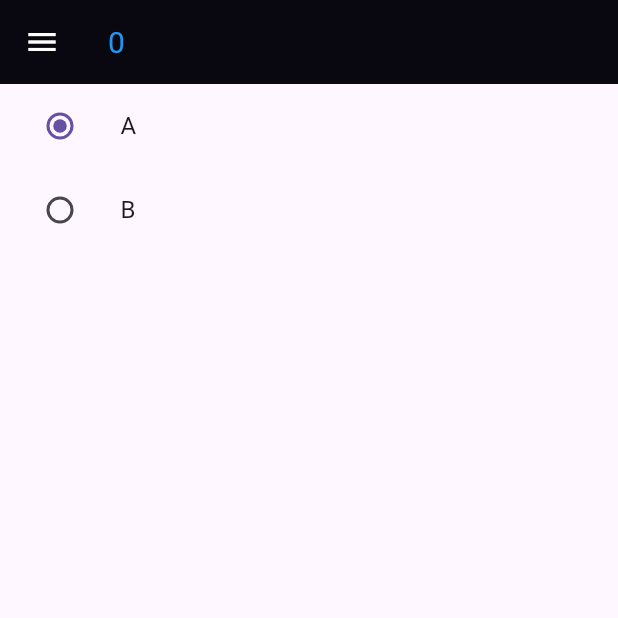
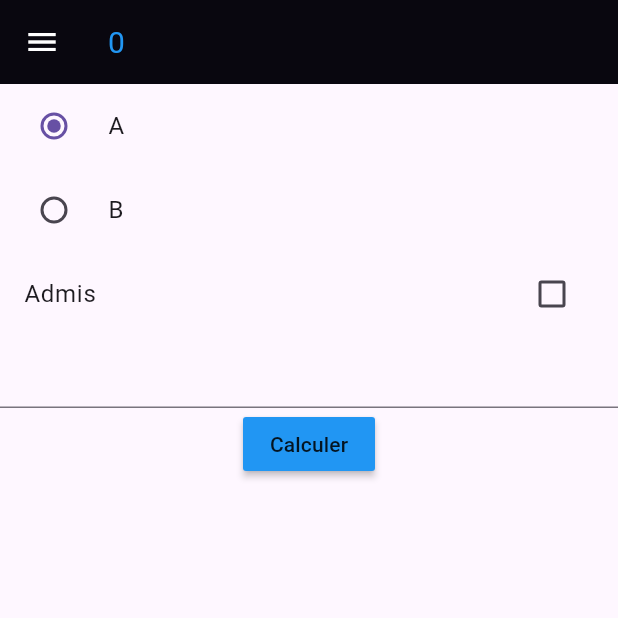
Before and after one commit to oughzal/DEVOAM_M208, a Flutter app: the screen it shows after launch, on a phone screen of 412 x 824 dp, the top half of it. Run offline on Flutter 3.47's test engine with Material 3 defaults, Android fonts, the phone set to English and light mode, and no system bars; missing offline and left inert: dart:ffi.

Commit message:
Intial Commit

```diff
--- a/lib/main.dart
+++ b/lib/main.dart
@@ -1,3 +1,5 @@
+import 'dart:ffi';
+
 import 'package:flutter/material.dart';
 
 void main() {
@@ -15,15 +17,22 @@ class _FirstAppState extends State<FirstApp> {
   int _var = 0;
   String text = "";
   TextEditingController controller = TextEditingController();
+  String? _selected = "A";
+  bool? checked = false;
+
+  void buttonOnPressed(){
+  print("Button pressed");
+  }
+
+  void _setSelected(String? value) {
+    print(value);
+    setState(() {
+      _selected = value;
+    });
+  }
 
   @override
   Widget build(BuildContext context) {
-    controller.text = "Test";
-    String _selected = "A";
-    void _setSelected(String? value){
-      print(value);
-      setState(() {_selected = value!!;});
-    }
     return MaterialApp(
         debugShowCheckedModeBanner: false,
         title: "First App",
@@ -44,20 +53,34 @@ class _FirstAppState extends State<FirstApp> {
             ),
           ),
           body: Column(children: [
-            ListTile(
+
+            RadioListTile(
                 title: Text("A"),
-                leading: Radio(
-                  value: "A",
-                  groupValue:_selected, onChanged:_setSelected
-                )
-               ),
-            ListTile(
-              title: Text("B"),
-                leading: Radio(
-                    value: "B",
-                    groupValue:_selected, onChanged:_setSelected
-                )
+                value: "A",
+                groupValue: _selected,
+                onChanged:_setSelected),
+            RadioListTile(
+                title: Text("B"),
+                value: "B",
+                groupValue: _selected,
+                onChanged:_setSelected),
+            CheckboxListTile(
+                title: Text("Admis"),
+                value: checked,
+                onChanged: (chk) {
+                  setState(() {
+                    checked = chk;
+                    print(checked);
+                  });
+                }),
+            TextField(
+              controller: controller,
             ),
+            MaterialButton(
+                color: Colors.blue,
+                onPressed: buttonOnPressed,
+                child: const Text("Calculer")
+            )
           ]),
         ));
   }
```
